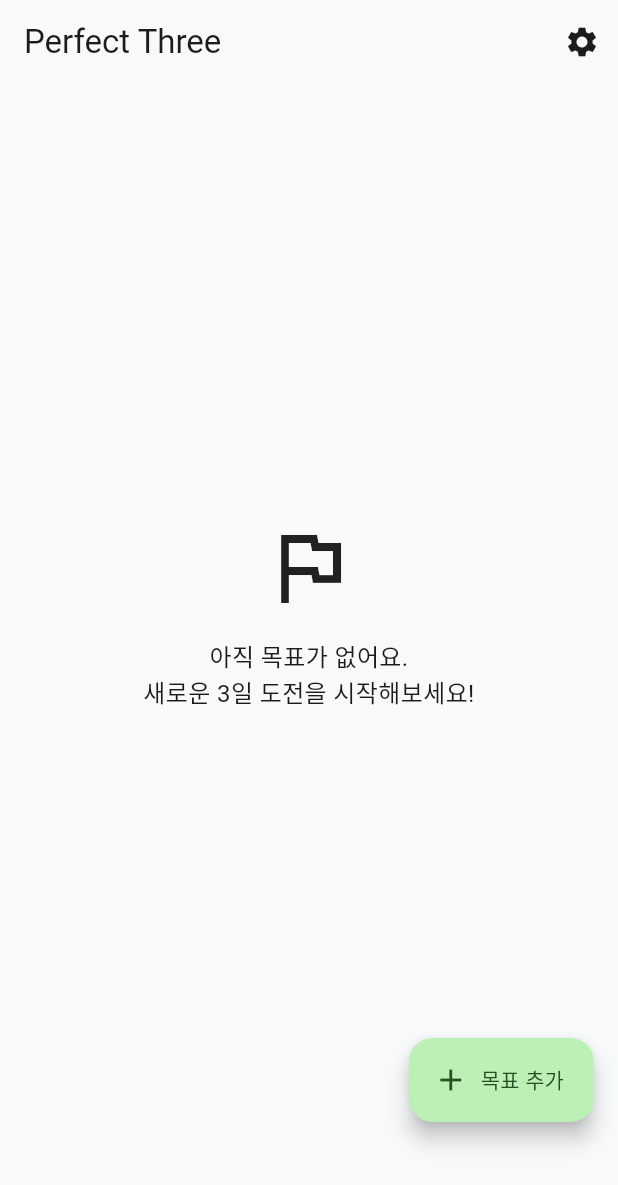
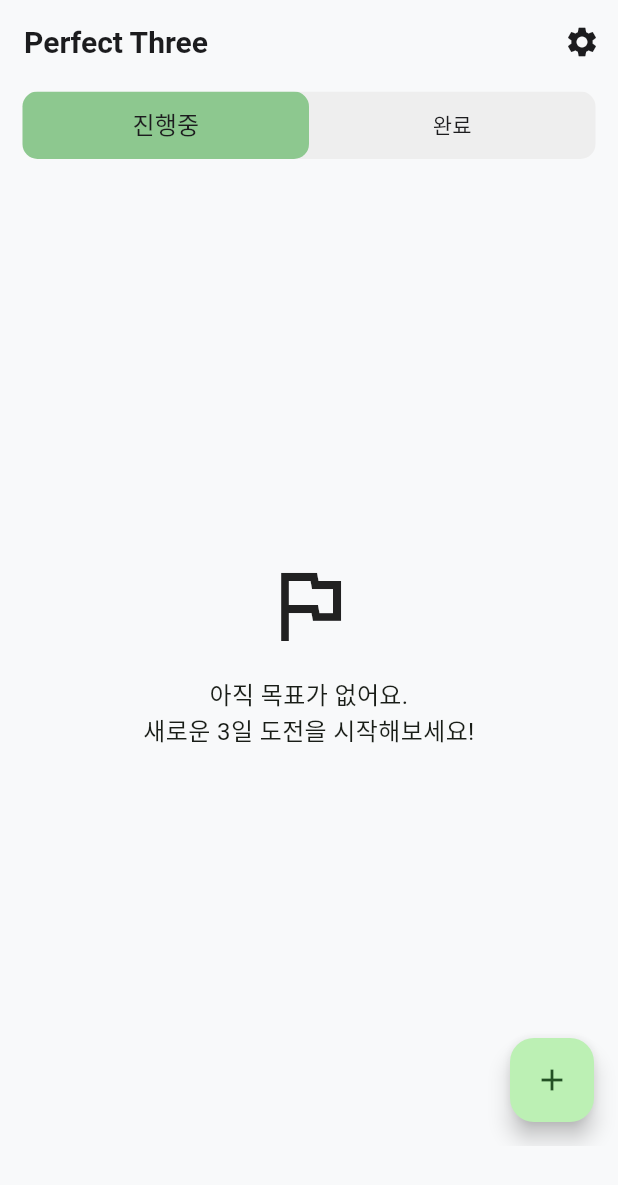
Before and after one commit to thisisJJK/flutter-PerfectThree-project, a Flutter app: the screen it shows after launch, on a phone screen of 412 x 824 dp. Shown: the top 1185 px of the screen. Run offline on Flutter 3.47's test engine with Material 3 defaults, Android fonts, the phone set to English and light mode, and no system bars; our stand-ins replace flutter_riverpod, go_router, google_mobile_ads, hive, hive_flutter, riverpod_annotation; accounts and stored records are empty; generated files the repository leaves out were written again; network calls fail.

Commit message:
정렬 로직 및 UI 개선

```diff
--- a/lib/core/theme/app_spacing.dart
+++ b/lib/core/theme/app_spacing.dart
@@ -5,5 +5,5 @@ class AppSpacing {
   static const lg = 24.0;
   static const xl = 32.0;
 
-  static const radius = 16.0;
+  static const radius = 24.0;
 }
--- a/lib/features/goals/view/add_goal_screen.dart
+++ b/lib/features/goals/view/add_goal_screen.dart
@@ -34,7 +34,7 @@ class _AddGoalScreenState extends ConsumerState<AddGoalScreen> {
   @override
   Widget build(BuildContext context) {
     return Scaffold(
-      appBar: AppBar(title: const Text("목표 만들기")),
+      appBar: AppBar(title: const Text("습관 만들기")),
       body: Padding(
         padding: const EdgeInsets.all(24.0),
         child: Column(
--- a/lib/features/goals/view/home_screen.dart
+++ b/lib/features/goals/view/home_screen.dart
@@ -1,25 +1,31 @@
 import 'package:flutter/material.dart';
 import 'package:flutter_riverpod/flutter_riverpod.dart';
 import 'package:go_router/go_router.dart';
+import 'package:perfect_three/core/theme/app_colors.dart';
 import 'package:perfect_three/core/theme/app_typography.dart';
-import 'package:perfect_three/data/models/goal.dart';
+import 'package:perfect_three/core/theme/provider/theme_provider.dart';
 import 'package:perfect_three/features/ads/banner_ad_widget.dart';
-import 'package:perfect_three/features/goals/viewmodel/goal_viewmodel.dart';
-import 'package:perfect_three/features/goals/widgets/goal_card.dart';
+import 'package:perfect_three/features/goals/view/completed_goal_screen.dart';
+import 'package:perfect_three/features/goals/view/ongoing_goal_screen.dart';
 
 class HomeScreen extends ConsumerWidget {
   const HomeScreen({super.key});
 
   @override
   Widget build(BuildContext context, WidgetRef ref) {
-    // ViewModel 상태 구독
-    final goalsAsync = ref.watch(goalViewModelProvider);
-
+    final themeMode = ref.watch(themeModeNotifierProvider).value;
+    final isDark = themeMode == ThemeMode.dark;
     return Scaffold(
+      body: DefaultTabController(
+        initialIndex: 0,
+        length: 2,
+        child: Scaffold(
           appBar: AppBar(
             title: Text("Perfect Three"),
+            titleTextStyle: AppTypography.title.copyWith(
+              color: isDark ? AppColors.textPrimaryDark : AppColors.textPrimary,
+            ),
             centerTitle: false,
-
             elevation: 0,
             actions: [
               IconButton(
@@ -30,49 +36,54 @@ class HomeScreen extends ConsumerWidget {
                 icon: Icon(Icons.settings),
               ),
             ],
+            bottom: PreferredSize(
+              preferredSize: Size.fromHeight(50),
+              child: ClipRRect(
+                borderRadius: BorderRadiusGeometry.circular(10),
+                child: Container(
+                  height: 45,
+
+                  margin: EdgeInsets.symmetric(horizontal: 15),
+                  decoration: BoxDecoration(
+                    borderRadius: BorderRadius.circular(10),
+                    color: isDark ? Colors.grey[900] : Colors.grey[200],
                   ),
-      body: goalsAsync.when(
-        loading: () => const Center(child: CircularProgressIndicator()),
-        error: (err, stack) => Center(child: Text('에러: $err')),
-        data: (goals) {
-          if (goals.isEmpty) {
-            return Center(
-              child: Column(
-                mainAxisAlignment: MainAxisAlignment.center,
-                children: [
-                  Icon(Icons.flag_outlined, size: 64),
-                  const SizedBox(height: 16),
-                  Text(
-                    "아직 목표가 없어요.\n새로운 3일 도전을 시작해보세요!",
-                    textAlign: TextAlign.center,
-                    style: AppTypography.body,
+                  child: TabBar(
+                    indicatorSize: TabBarIndicatorSize.tab,
+                    dividerColor: Colors.transparent,
+                    indicator: BoxDecoration(
+                      color: isDark
+                          ? AppColors.primaryDark.withValues(alpha: 0.4)
+                          : AppColors.primary.withValues(alpha: 0.6),
+                      borderRadius: BorderRadius.circular(10),
                     ),
+                    labelStyle: TextStyle(
+                      fontSize: 16,
+                      color: isDark
+                          ? AppColors.textPrimaryDark
+                          : AppColors.textPrimary,
+                    ),
+                    unselectedLabelStyle: TextStyle(
+                      fontSize: 14,
+                      color: isDark
+                          ? AppColors.textPrimaryDark
+                          : AppColors.textPrimary,
+                    ),
+
+                    splashFactory: NoSplash.splashFactory,
+                    tabs: [
+                      Center(child: Text('진행중')),
+                      Center(child: Text('완료')),
                     ],
                   ),
-            );
-          }
-          // 목표 리스트 렌더링
-          return ListView.builder(
-            padding: const EdgeInsets.only(bottom: 100), // FAB와 겹치지 않게 여백
-            itemCount: goals.length,
-            itemBuilder: (context, index) {
-              final goal = goals[index];
-              return GestureDetector(
-                onLongPress: () {
-                  _showDeleteDialog(context, ref, goal);
-                },
-                child: GoalCard(goal: goal),
-              );
-            },
-          );
-        },
                 ),
-      floatingActionButton: FloatingActionButton.extended(
-        onPressed: () {
-          context.push('/add'); // 라우터로 이동
-        },
-        label: const Text("목표 추가"),
-        icon: const Icon(Icons.add),
+              ),
+            ),
+          ),
+          body: TabBarView(
+            children: [OngoingGoalScreen(), CompletedGoalScreen()],
+          ),
+        ),
       ),
       bottomNavigationBar: SafeArea(
         child: SizedBox(height: 60, child: BottomBannerAd()),
@@ -80,75 +91,3 @@ class HomeScreen extends ConsumerWidget {
     );
   }
 }
-
-void _showDeleteDialog(BuildContext context, WidgetRef ref, Goal goal) async {
-  final colorScheme = Theme.of(context).colorScheme;
-  final textTheme = Theme.of(context).textTheme;
-
-  return showDialog(
-    barrierDismissible: false,
-    context: context,
-    builder: (BuildContext context) {
-      final double width = 110;
-      final double height = 45;
-      return AlertDialog(
-        title: Text('목표 삭제하기'),
-        content: Text('삭제하면 되돌릴 수 없어요.'),
-        actions: [
-          Row(
-            mainAxisAlignment: MainAxisAlignment.spaceBetween,
-            children: [
-              GestureDetector(
-                onTap: () {
-                  ref.read(goalViewModelProvider.notifier).deleteGoal(goal.id);
-                  context.pop();
-                },
-                child: Container(
-                  width: width,
-                  height: height,
-                  decoration: BoxDecoration(
-                    borderRadius: BorderRadius.circular(12),
-                    color: Colors.red,
-                  ),
-                  child: Center(
-                    child: Text(
-                      '삭제',
-                      style: textTheme.bodyMedium!.copyWith(
-                        color: Colors.white,
-                        fontWeight: FontWeight.bold,
-                      ),
-                    ),
-                  ),
-                ),
-              ),
-              GestureDetector(
-                onTap: () {
-                  context.pop();
-                },
-                child: Container(
-                  width: width,
-                  height: height,
-                  decoration: BoxDecoration(
-                    border: Border.all(
-                      width: 0.2,
-                      color: colorScheme.onSurface,
-                    ),
-                    borderRadius: BorderRadius.circular(12),
-                  ),
-                  child: Center(
-                    child: Text(
-                      '취소',
-                      style: textTheme.bodyMedium!.copyWith(
-                        fontWeight: FontWeight.w500,
-                      ),
-                    ),
-                  ),
-                ),
-              ),
-            ],
-          ),
-        ],
-      );
-    },
-  );
-}
--- /dev/null
+++ b/lib/features/goals/view/ongoing_goal_screen.dart
@@ -0,0 +1,93 @@
+import 'dart:ui';
+
+import 'package:flutter/material.dart';
+import 'package:flutter_riverpod/flutter_riverpod.dart';
+import 'package:go_router/go_router.dart';
+import 'package:perfect_three/core/theme/app_typography.dart';
+import 'package:perfect_three/data/models/goal.dart';
+import 'package:perfect_three/features/goals/viewmodel/goal_viewmodel.dart';
+import 'package:perfect_three/features/goals/widgets/goal_card.dart';
+
+class OngoingGoalScreen extends ConsumerWidget {
+  const OngoingGoalScreen({super.key});
+
+  @override
+  Widget build(BuildContext context, WidgetRef ref) {
+    // ViewModel 상태 구독
+    final goalsAsync = ref.watch(goalViewModelProvider);
+    return Scaffold(
+      body: goalsAsync.when(
+        loading: () => const Center(child: CircularProgressIndicator()),
+        error: (err, stack) => Center(child: Text('에러: $err')),
+        data: (goals) {
+          final ongoingGoals = _filterOngoing(goals);
+          if (ongoingGoals.isEmpty) {
+            return Center(
+              child: Column(
+                mainAxisAlignment: MainAxisAlignment.center,
+                children: [
+                  Icon(Icons.flag_outlined, size: 64),
+                  const SizedBox(height: 16),
+                  Text(
+                    "아직 목표가 없어요.\n새로운 3일 도전을 시작해보세요!",
+                    textAlign: TextAlign.center,
+                    style: AppTypography.body,
+                  ),
+                ],
+              ),
+            );
+          }
+          // 목표 리스트 렌더링
+          return ReorderableListView.builder(
+            padding: const EdgeInsets.fromLTRB(0, 8, 0, 80), // FAB와 겹치지 않게 여백
+            onReorder: (oldIndex, newIndex) {
+              ref
+                  .read(goalViewModelProvider.notifier)
+                  .reorder(oldIndex, newIndex, ongoingGoals);
+            },
+            proxyDecorator: (child, index, animation) {
+              return AnimatedBuilder(
+                animation: animation,
+                builder: (BuildContext context, Widget? child) {
+                  final double animValue = Curves.easeInOut.transform(
+                    animation.value,
+                  );
+                  final double elevation = lerpDouble(1, 6, animValue)!;
+                  final double scale = lerpDouble(1, 1.03, animValue)!;
+                  return Transform.scale(
+                    scale: scale,
+                    child: GoalCard(
+                      goal: ongoingGoals[index],
+                      elevation: elevation,
+                    ),
+                  );
+                },
+              );
+            },
+            itemCount: ongoingGoals.length,
+            itemBuilder: (context, index) {
+              final goal = ongoingGoals[index];
+              return GoalCard(
+                goal: goal,
+                key: ValueKey(ongoingGoals[index].id),
+              );
+            },
+          );
+        },
+      ),
+      floatingActionButton: FloatingActionButton(
+        onPressed: () {
+          context.push('/add'); // 라우터로 이동
+        },
+
+        child: const Icon(Icons.add),
+      ),
+    );
+  }
+}
+
+List<Goal> _filterOngoing(List<Goal> goals) {
+  final ongoingGoals = goals.where((g) => g.isOngoing == true).toList();
+
+  return ongoingGoals;
+}
--- a/lib/main.dart
+++ b/lib/main.dart
@@ -8,22 +8,17 @@ import 'package:perfect_three/routes/app_router.dart';
 
 import 'core/utils/custom_logger.dart';
 
-/// 앱의 시작점입니다.
 void main() async {
-  // Flutter 엔진과 위젯 바인딩을 초기화합니다. (비동기 작업 전 필수)
   WidgetsFlutterBinding.ensureInitialized();
-  // 1. Hive 초기화
+
   await Hive.initFlutter();
 
-  // 2. Adapter 등록 (Hive가 Goal 클래스를 이해하도록)
   Hive.registerAdapter(GoalAdapter());
 
-  // 3. Box 열기 (미리 열어두면 앱 속도가 빨라짐)
   await Hive.openBox<Goal>('goals_box');
 
   CustomLogger.info("🚀 Perfect Three 앱이 시작됩니다. (Hive 초기화 완료)");
 
-  // ProviderScope로 앱을 감싸서 Riverpod 상태 관리를 사용할 수 있게 합니다.
   runApp(ProviderScope(child: MyApp()));
 }
 
@@ -33,18 +28,15 @@ class MyApp extends ConsumerWidget {
 
   @override
   Widget build(BuildContext context, WidgetRef ref) {
-    // 라우터 설정 가져오기
     final router = ref.watch(appRouterProvider);
     final themeMode = ref.watch(themeModeNotifierProvider).value;
     return MaterialApp.router(
+      debugShowCheckedModeBanner: false,
       routerConfig: router,
-      title: 'Perfect Three', // 앱 이름 (나중에 Localization 적용 예정)
+      title: 'Perfect Three',
       themeMode: themeMode,
       theme: AppTheme.light,
       darkTheme: AppTheme.dark,
-
-      // 임시 홈 화면 (다음 단계에서 라우터로 교체 예정)
-      // 임시 테스트용 코드
     );
   }
 }
```
Also changed, not shown: lib/data/models/goal.dart (+18 -6 lines), lib/data/repositories/goal_repository.dart (+15 -0 lines), lib/features/goals/view/completed_goal_screen.dart (added, +12 -0 lines), lib/features/goals/viewmodel/goal_viewmodel.dart (+29 -5 lines), lib/features/goals/widgets/goal_card.dart (+126 -47 lines), lib/data/models/goal.g.dart, lib/features/goals/viewmodel/goal_viewmodel.g.dart. Lines whose indentation alone changed are shown as unchanged.
